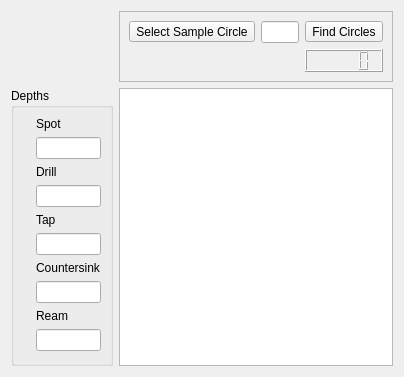
Above: designer/camo_drill_widget.ui from JonRob812/CAMOnion before the change. Below: the same form after it.
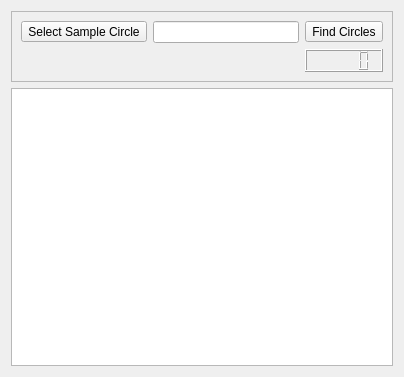
That is the form after the change.

Commit message: add depth widgets

What changed in the file:
```diff
--- a/designer/camo_drill_widget.ui
+++ b/designer/camo_drill_widget.ui
@@ -14,10 +14,10 @@
    <string>Form</string>
   </property>
   <layout class="QGridLayout" name="gridLayout">
-   <item row="1" column="1">
+   <item row="1" column="0">
     <widget class="QListWidget" name="geometry_list"/>
    </item>
-   <item row="0" column="1">
+   <item row="0" column="0">
     <widget class="QFrame" name="frame">
      <property name="frameShape">
       <enum>QFrame::StyledPanel</enum>
@@ -49,72 +49,6 @@
      </layout>
     </widget>
    </item>
-   <item row="1" column="0">
-    <widget class="QGroupBox" name="groupBox_2">
-     <property name="title">
-      <string>Depths</string>
-     </property>
-     <layout class="QFormLayout" name="formLayout">
-      <item row="2" column="0">
-       <widget class="QLabel" name="label">
-        <property name="text">
-         <string/>
-        </property>
-       </widget>
-      </item>
-      <item row="1" column="1">
-       <widget class="QLabel" name="label_2">
-        <property name="text">
-         <string>Spot</string>
-        </property>
-       </widget>
-      </item>
-      <item row="2" column="1">
-       <widget class="QLineEdit" name="spot_depth"/>
-      </item>
-      <item row="3" column="1">
-       <widget class="QLabel" name="label_3">
-        <property name="text">
-         <string>Drill</string>
-        </property>
-       </widget>
-      </item>
-      <item row="5" column="1">
-       <widget class="QLabel" name="label_4">
-        <property name="text">
-         <string>Tap</string>
-        </property>
-       </widget>
-      </item>
-      <item row="7" column="1">
-       <widget class="QLabel" name="label_5">
-        <property name="text">
-         <string>Countersink</string>
-        </property>
-       </widget>
-      </item>
-      <item row="4" column="1">
-       <widget class="QLineEdit" name="drill_depth"/>
-      </item>
-      <item row="6" column="1">
-       <widget class="QLineEdit" name="tap_depth"/>
-      </item>
-      <item row="8" column="1">
-       <widget class="QLineEdit" name="countersink_depth"/>
-      </item>
-      <item row="9" column="1">
-       <widget class="QLabel" name="label_6">
-        <property name="text">
-         <string>Ream</string>
-        </property>
-       </widget>
-      </item>
-      <item row="10" column="1">
-       <widget class="QLineEdit" name="ream_depth"/>
-      </item>
-     </layout>
-    </widget>
-   </item>
   </layout>
  </widget>
  <resources/>
```
The commit also changes 12 other files.
